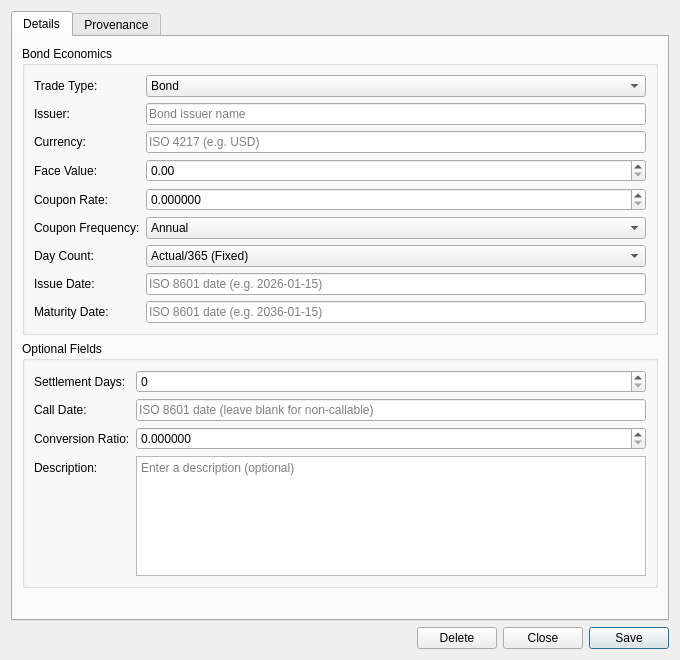
Qt form projects/ores.qt/ui/BondInstrumentDetailDialog.ui (OreStudio/OreStudio) before a commit.
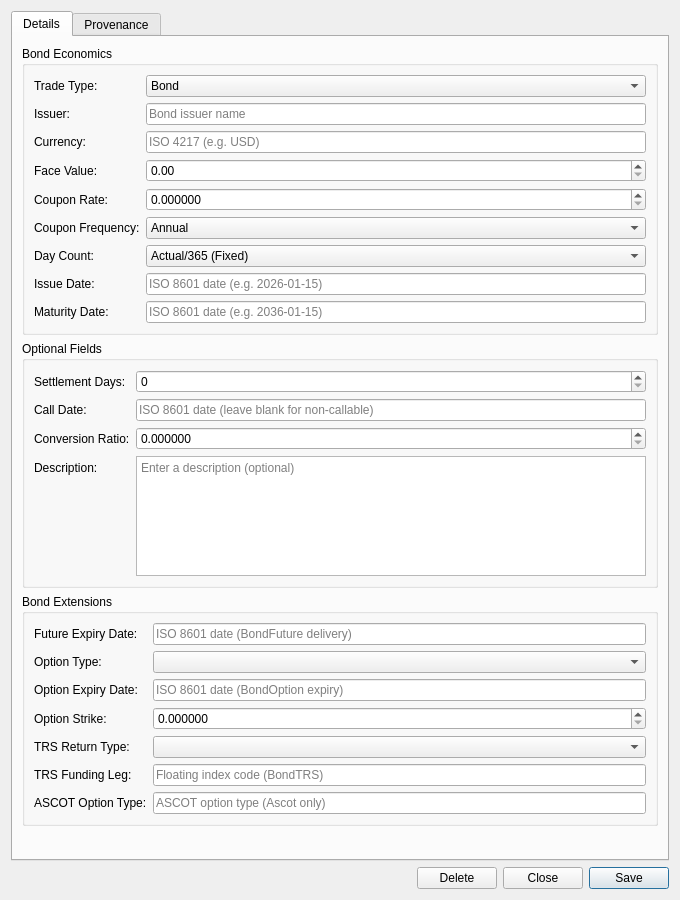
The same form after that commit. Custom widgets are drawn as their Qt base class.

Commit message: [trading,qt] Add CDM instrument domain model extensions (Phase 7)

What changed in the file:
```diff
--- a/projects/ores.qt/ui/BondInstrumentDetailDialog.ui
+++ b/projects/ores.qt/ui/BondInstrumentDetailDialog.ui
@@ -7,13 +7,13 @@
     <x>0</x>
     <y>0</y>
     <width>680</width>
-    <height>660</height>
+    <height>900</height>
    </rect>
   </property>
   <property name="minimumSize">
    <size>
     <width>680</width>
-    <height>660</height>
+    <height>900</height>
    </size>
   </property>
   <property name="windowTitle">
@@ -216,6 +216,101 @@
          </layout>
         </widget>
        </item>
+       <item>
+        <widget class="QGroupBox" name="bondExtensionsGroup">
+         <property name="title">
+          <string>Bond Extensions</string>
+         </property>
+         <layout class="QFormLayout" name="extensionsFormLayout">
+          <item row="0" column="0">
+           <widget class="QLabel" name="labelFutureExpiryDate">
+            <property name="text"><string>Future Expiry Date:</string></property>
+           </widget>
+          </item>
+          <item row="0" column="1">
+           <widget class="QLineEdit" name="futureExpiryDateEdit">
+            <property name="placeholderText">
+             <string>ISO 8601 date (BondFuture delivery)</string>
+            </property>
+           </widget>
+          </item>
+          <item row="1" column="0">
+           <widget class="QLabel" name="labelOptionType">
+            <property name="text"><string>Option Type:</string></property>
+           </widget>
+          </item>
+          <item row="1" column="1">
+           <widget class="QComboBox" name="optionTypeCombo">
+            <item><property name="text"><string></string></property></item>
+            <item><property name="text"><string>Call</string></property></item>
+            <item><property name="text"><string>Put</string></property></item>
+           </widget>
+          </item>
+          <item row="2" column="0">
+           <widget class="QLabel" name="labelOptionExpiryDate">
+            <property name="text"><string>Option Expiry Date:</string></property>
+           </widget>
+          </item>
+          <item row="2" column="1">
+           <widget class="QLineEdit" name="optionExpiryDateEdit">
+            <property name="placeholderText">
+             <string>ISO 8601 date (BondOption expiry)</string>
+            </property>
+           </widget>
+          </item>
+          <item row="3" column="0">
+           <widget class="QLabel" name="labelOptionStrike">
+            <property name="text"><string>Option Strike:</string></property>
+           </widget>
+          </item>
+          <item row="3" column="1">
+           <widget class="QDoubleSpinBox" name="optionStrikeSpinBox">
+            <property name="decimals"><number>6</number></property>
+            <property name="minimum"><double>0.000000000000000</double></property>
+            <property name="maximum"><double>999999999.000000000000000</double></property>
+            <property name="singleStep"><double>0.010000000000000</double></property>
+            <property name="toolTip"><string>BondOption strike as clean price (0 = not applicable)</string></property>
+           </widget>
+          </item>
+          <item row="4" column="0">
+           <widget class="QLabel" name="labelTrsReturnType">
+            <property name="text"><string>TRS Return Type:</string></property>
+           </widget>
+          </item>
+          <item row="4" column="1">
+           <widget class="QComboBox" name="trsReturnTypeCombo">
+            <item><property name="text"><string></string></property></item>
+            <item><property name="text"><string>TotalReturn</string></property></item>
+            <item><property name="text"><string>PriceReturn</string></property></item>
+           </widget>
+          </item>
+          <item row="5" column="0">
+           <widget class="QLabel" name="labelTrsFundingLegCode">
+            <property name="text"><string>TRS Funding Leg:</string></property>
+           </widget>
+          </item>
+          <item row="5" column="1">
+           <widget class="QLineEdit" name="trsFundingLegCodeEdit">
+            <property name="placeholderText">
+             <string>Floating index code (BondTRS)</string>
+            </property>
+           </widget>
+          </item>
+          <item row="6" column="0">
+           <widget class="QLabel" name="labelAscotOptionType">
+            <property name="text"><string>ASCOT Option Type:</string></property>
+           </widget>
+          </item>
+          <item row="6" column="1">
+           <widget class="QLineEdit" name="ascotOptionTypeEdit">
+            <property name="placeholderText">
+             <string>ASCOT option type (Ascot only)</string>
+            </property>
+           </widget>
+          </item>
+         </layout>
+        </widget>
+       </item>
        <item>
         <spacer name="verticalSpacer">
          <property name="orientation"><enum>Qt::Vertical</enum></property>
```
Left out of the diff: 5 changed lines with no effect on the pictures. The commit also changes 18 other files.
